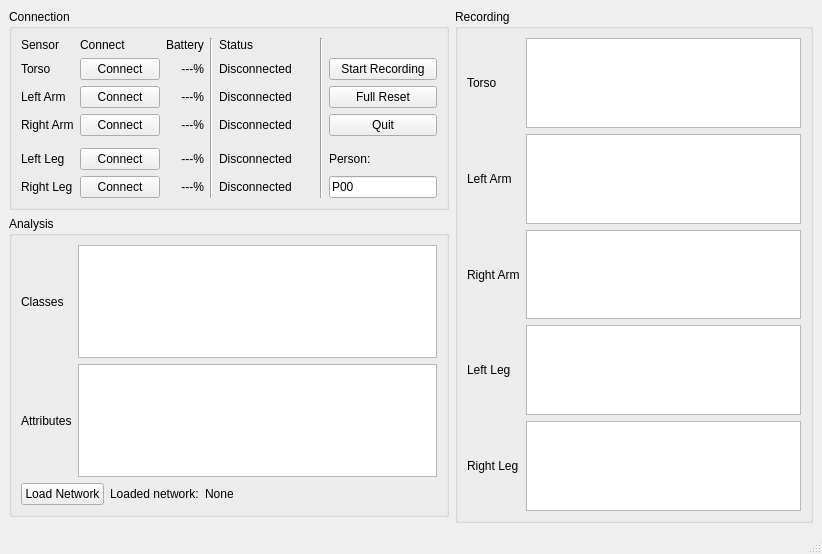
Old version of the form src/gui2.ui in the repository Halloerik/IMU_recording_tool.
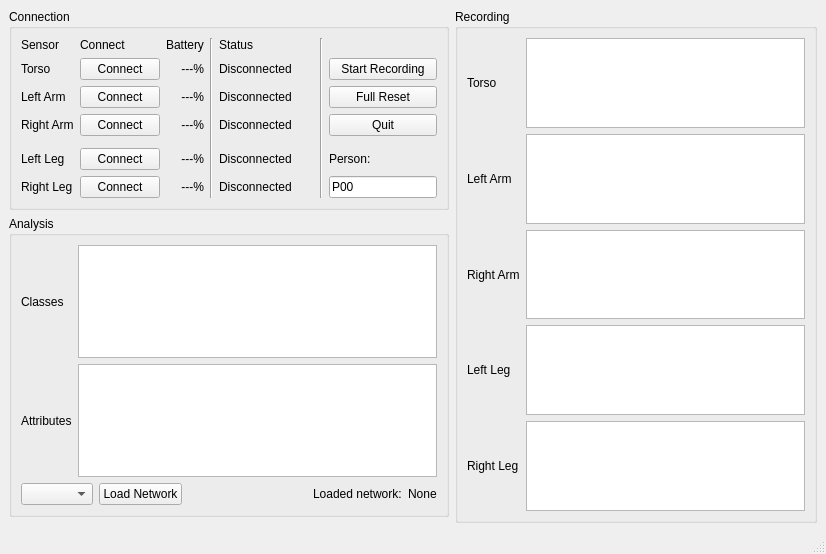
New version of the form. Custom widgets are drawn as their Qt base class.

Commit message: Added different networks and window size option

```diff
--- a/src/gui2.ui
+++ b/src/gui2.ui
@@ -6,7 +6,7 @@
    <rect>
     <x>0</x>
     <y>0</y>
-    <width>807</width>
+    <width>826</width>
     <height>554</height>
    </rect>
   </property>
@@ -458,6 +458,9 @@
       <layout class="QGridLayout" name="gridLayout_4">
        <item row="2" column="0" colspan="2">
         <layout class="QHBoxLayout" name="horizontalLayout_2">
+         <item>
+          <widget class="QComboBox" name="select_network_comboBox"/>
+         </item>
          <item>
           <widget class="QPushButton" name="pushButton_load_nn">
            <property name="text">
@@ -465,20 +468,6 @@
            </property>
           </widget>
          </item>
-         <item>
-          <widget class="QLabel" name="label_18">
-           <property name="text">
-            <string>Loaded network:</string>
-           </property>
-          </widget>
-         </item>
-         <item>
-          <widget class="QLabel" name="label_nn">
-           <property name="text">
-            <string>None</string>
-           </property>
-          </widget>
-         </item>
          <item>
           <spacer name="horizontalSpacer_2">
            <property name="orientation">
@@ -492,6 +481,20 @@
            </property>
           </spacer>
          </item>
+         <item>
+          <widget class="QLabel" name="label_18">
+           <property name="text">
+            <string>Loaded network:</string>
+           </property>
+          </widget>
+         </item>
+         <item>
+          <widget class="QLabel" name="label_nn">
+           <property name="text">
+            <string>None</string>
+           </property>
+          </widget>
+         </item>
         </layout>
        </item>
        <item row="0" column="1">
```
The commit also changes 3 other files.
